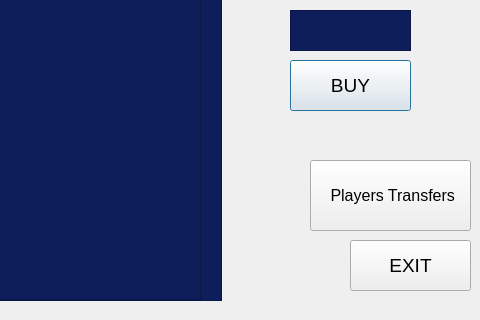
Before: the Qt Designer form TransferDialog.ui in FilipStach/Champion-League, drawn with Qt 5; both pictures show x 520 to 1000 and y 180 to 500 of the 1000 by 500 pixel window.
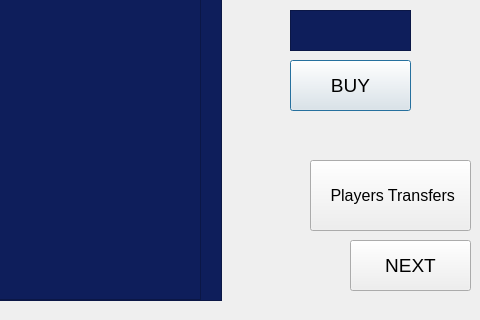
After: the same form once the commit is applied. Icons and pictures are not drawn.

The edit to the form file:
```diff
--- a/TransferDialog.ui
+++ b/TransferDialog.ui
@@ -214,7 +214,7 @@
     </font>
    </property>
    <property name="text">
-    <string>EXIT</string>
+    <string>NEXT</string>
    </property>
   </widget>
   <widget class="QPushButton" name="TransferButton">
```
